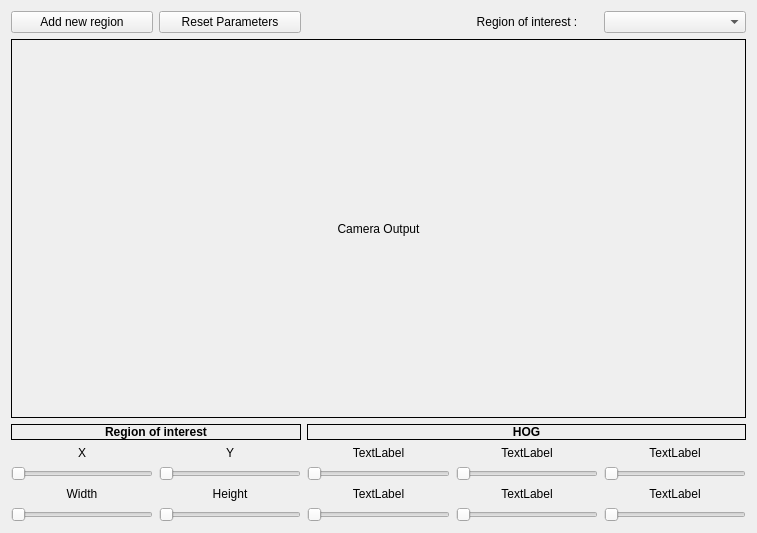
khaledsalem999/Vigil, file QtVigil/FeedScreen.ui: the form before one commit.
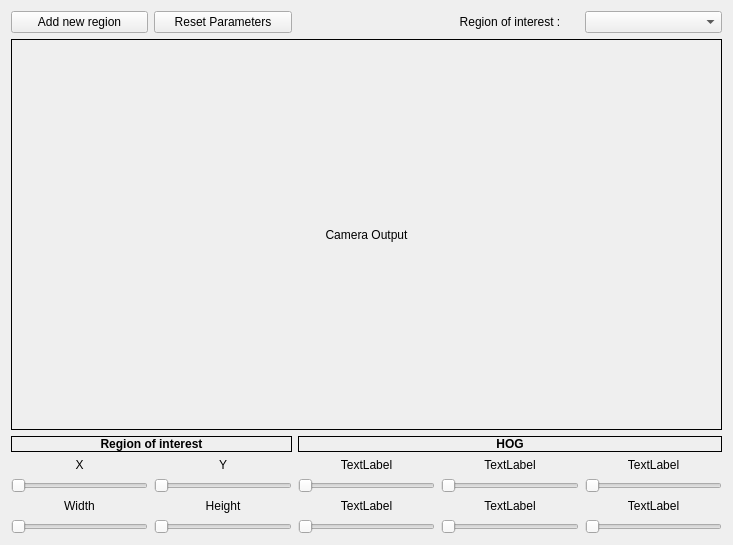
The form after the commit.

```diff
--- a/QtVigil/FeedScreen.ui
+++ b/QtVigil/FeedScreen.ui
@@ -6,8 +6,8 @@
    <rect>
     <x>0</x>
     <y>0</y>
-    <width>757</width>
-    <height>533</height>
+    <width>733</width>
+    <height>545</height>
    </rect>
   </property>
   <property name="windowTitle">
```
